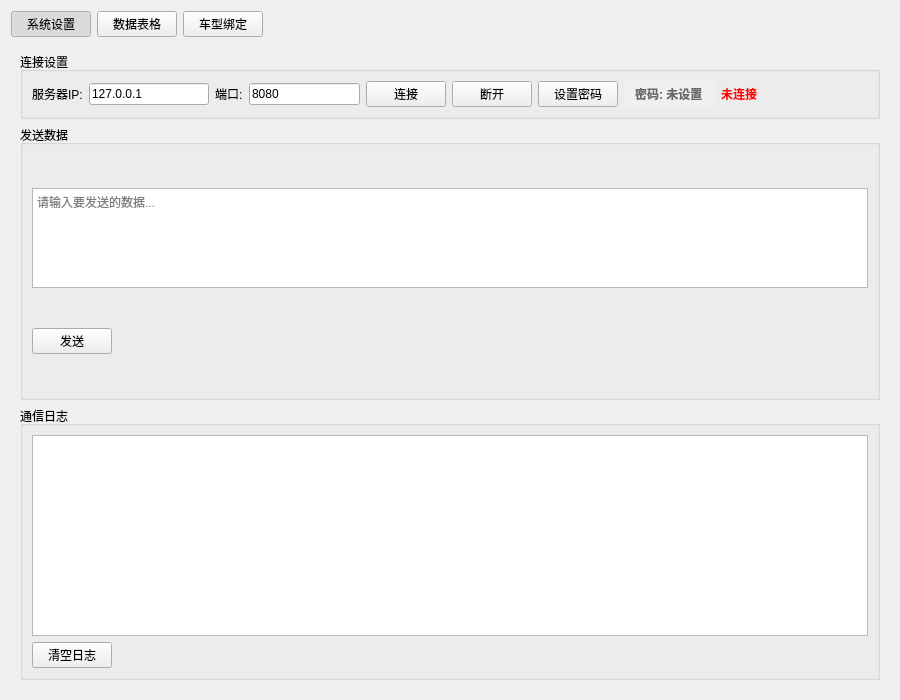
xiaoluoDD/AGTProject, file tcpclient.ui: the form before one commit.
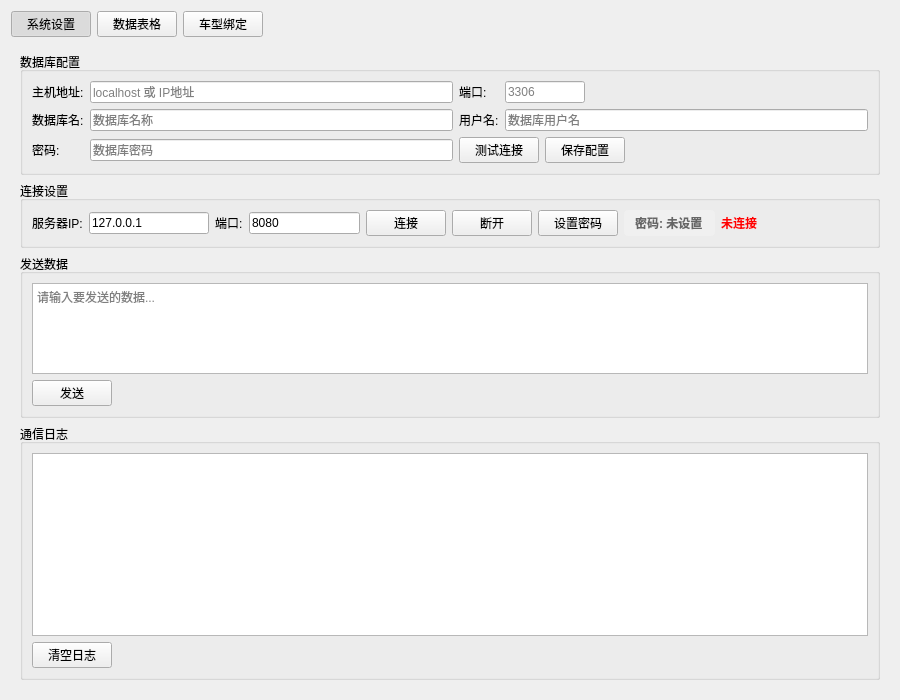
The form after the commit. The open tabs and pages were chosen to show the change.

Commit message: 1、新增数据库配置

```diff
--- a/tcpclient.ui
+++ b/tcpclient.ui
@@ -71,6 +71,125 @@
      </property>
      <widget class="QWidget" name="connectionPage">
       <layout class="QVBoxLayout" name="verticalLayout_2">
+       <item>
+        <widget class="QGroupBox" name="groupBoxDatabase">
+         <property name="title">
+          <string>数据库配置</string>
+         </property>
+         <layout class="QGridLayout" name="gridLayoutDatabase">
+          <item row="0" column="0">
+           <widget class="QLabel" name="labelDbHost">
+            <property name="text">
+             <string>主机地址:</string>
+            </property>
+           </widget>
+          </item>
+          <item row="0" column="1">
+           <widget class="QLineEdit" name="lineEditDbHost">
+            <property name="placeholderText">
+             <string>localhost 或 IP地址</string>
+            </property>
+           </widget>
+          </item>
+          <item row="0" column="2">
+           <widget class="QLabel" name="labelDbPort">
+            <property name="text">
+             <string>端口:</string>
+            </property>
+           </widget>
+          </item>
+          <item row="0" column="3">
+           <widget class="QLineEdit" name="lineEditDbPort">
+            <property name="maximumSize">
+             <size>
+              <width>80</width>
+              <height>16777215</height>
+             </size>
+            </property>
+            <property name="placeholderText">
+             <string>3306</string>
+            </property>
+           </widget>
+          </item>
+          <item row="1" column="0">
+           <widget class="QLabel" name="labelDbName">
+            <property name="text">
+             <string>数据库名:</string>
+            </property>
+           </widget>
+          </item>
+          <item row="1" column="1">
+           <widget class="QLineEdit" name="lineEditDbName">
+            <property name="placeholderText">
+             <string>数据库名称</string>
+            </property>
+           </widget>
+          </item>
+          <item row="1" column="2">
+           <widget class="QLabel" name="labelDbUsername">
+            <property name="text">
+             <string>用户名:</string>
+            </property>
+           </widget>
+          </item>
+          <item row="1" column="3">
+           <widget class="QLineEdit" name="lineEditDbUsername">
+            <property name="placeholderText">
+             <string>数据库用户名</string>
+            </property>
+           </widget>
+          </item>
+          <item row="2" column="0">
+           <widget class="QLabel" name="labelDbPassword">
+            <property name="text">
+             <string>密码:</string>
+            </property>
+           </widget>
+          </item>
+          <item row="2" column="1">
+           <widget class="QLineEdit" name="lineEditDbPassword">
+            <property name="echoMode">
+             <enum>QLineEdit::Password</enum>
+            </property>
+            <property name="placeholderText">
+             <string>数据库密码</string>
+            </property>
+           </widget>
+          </item>
+          <item row="2" column="2" colspan="2">
+           <layout class="QHBoxLayout" name="horizontalLayoutDatabase">
+            <item>
+             <widget class="QPushButton" name="pushButtonTestDbConnection">
+              <property name="text">
+               <string>测试连接</string>
+              </property>
+             </widget>
+            </item>
+            <item>
+             <widget class="QPushButton" name="pushButtonSaveDbConfig">
+              <property name="text">
+               <string>保存配置</string>
+              </property>
+             </widget>
+            </item>
+            <item>
+             <spacer name="horizontalSpacerDb">
+              <property name="orientation">
+               <enum>Qt::Orientation::Horizontal</enum>
+              </property>
+              <property name="sizeHint" stdset="0">
+               <size>
+                <width>40</width>
+                <height>20</height>
+               </size>
+              </property>
+             </spacer>
+            </item>
+           </layout>
+          </item>
+         </layout>
+        </widget>
+       </item>
        <item>
         <widget class="QGroupBox" name="groupBoxConnection">
          <property name="title">
```
The commit also changes 3 other files.
